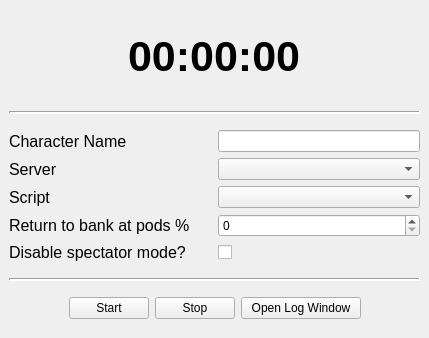
Above: src/gui/main_window/MainWindow.ui from R3conS/Sadidauto-Dofus-Retro-Bot before the change. Below: the same form after it.
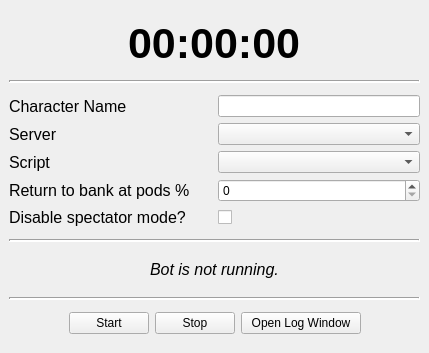
That is the form after the change. Custom widgets are drawn as their Qt base class.

Commit message: Add status label

```diff
--- a/src/gui/main_window/MainWindow.ui
+++ b/src/gui/main_window/MainWindow.ui
@@ -7,7 +7,7 @@
     <x>0</x>
     <y>0</y>
     <width>429</width>
-    <height>338</height>
+    <height>353</height>
    </rect>
   </property>
   <property name="sizePolicy">
@@ -26,9 +26,9 @@
    <string>MainWindow</string>
   </property>
   <widget class="QWidget" name="centralwidget">
-   <layout class="QHBoxLayout" name="horizontalLayout_10">
+   <layout class="QVBoxLayout" name="verticalLayout_4">
     <item>
-     <layout class="QVBoxLayout" name="verticalLayout_2">
+     <layout class="QVBoxLayout" name="verticalLayout_3">
       <item>
        <layout class="QHBoxLayout" name="horizontalLayout_9">
         <property name="topMargin">
@@ -52,10 +52,10 @@
       <item>
        <layout class="QHBoxLayout" name="horizontalLayout_8">
         <property name="topMargin">
-         <number>10</number>
+         <number>6</number>
         </property>
         <property name="bottomMargin">
-         <number>10</number>
+         <number>6</number>
         </property>
         <item>
          <widget class="Line" name="line_2">
@@ -250,10 +250,10 @@
       <item>
        <layout class="QHBoxLayout" name="horizontalLayout_7">
         <property name="topMargin">
-         <number>10</number>
+         <number>6</number>
         </property>
         <property name="bottomMargin">
-         <number>10</number>
+         <number>6</number>
         </property>
         <item>
          <widget class="Line" name="line">
@@ -270,6 +270,47 @@
         </item>
        </layout>
       </item>
+      <item>
+       <layout class="QVBoxLayout" name="verticalLayout_2">
+        <item alignment="Qt::AlignHCenter">
+         <widget class="StatusLabel" name="status_label">
+          <property name="font">
+           <font>
+            <pointsize>12</pointsize>
+            <italic>true</italic>
+            <bold>false</bold>
+           </font>
+          </property>
+          <property name="text">
+           <string>Bot is not running.</string>
+          </property>
+         </widget>
+        </item>
+       </layout>
+      </item>
+      <item>
+       <layout class="QHBoxLayout" name="horizontalLayout_11">
+        <property name="topMargin">
+         <number>6</number>
+        </property>
+        <property name="bottomMargin">
+         <number>6</number>
+        </property>
+        <item>
+         <widget class="Line" name="line_4">
+          <property name="frameShadow">
+           <enum>QFrame::Sunken</enum>
+          </property>
+          <property name="lineWidth">
+           <number>2</number>
+          </property>
+          <property name="orientation">
+           <enum>Qt::Horizontal</enum>
+          </property>
+         </widget>
+        </item>
+       </layout>
+      </item>
       <item>
        <layout class="QHBoxLayout" name="horizontalLayout_2">
         <property name="bottomMargin">
@@ -376,6 +417,11 @@
    <extends>QPushButton</extends>
    <header>src.gui.main_window.button_open_log_window</header>
   </customwidget>
+  <customwidget>
+   <class>StatusLabel</class>
+   <extends>QLabel</extends>
+   <header>src.gui.main_window.label_status</header>
+  </customwidget>
  </customwidgets>
  <resources/>
  <connections/>
```
The commit also changes 2 other files.
